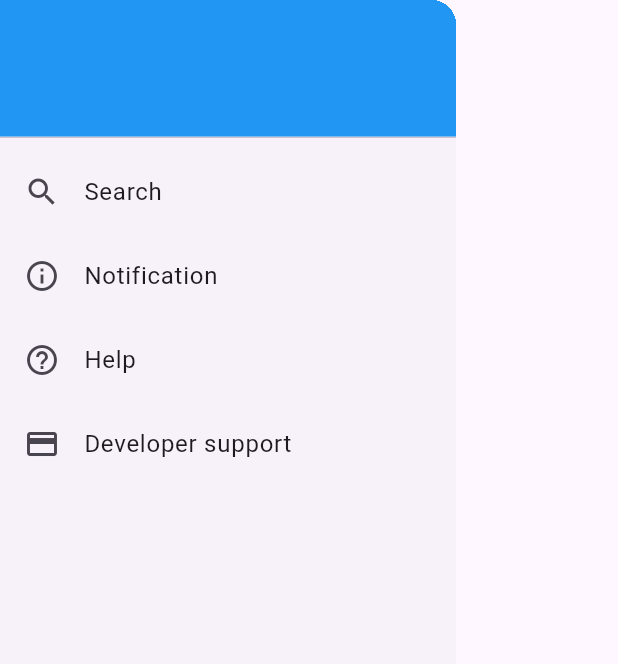
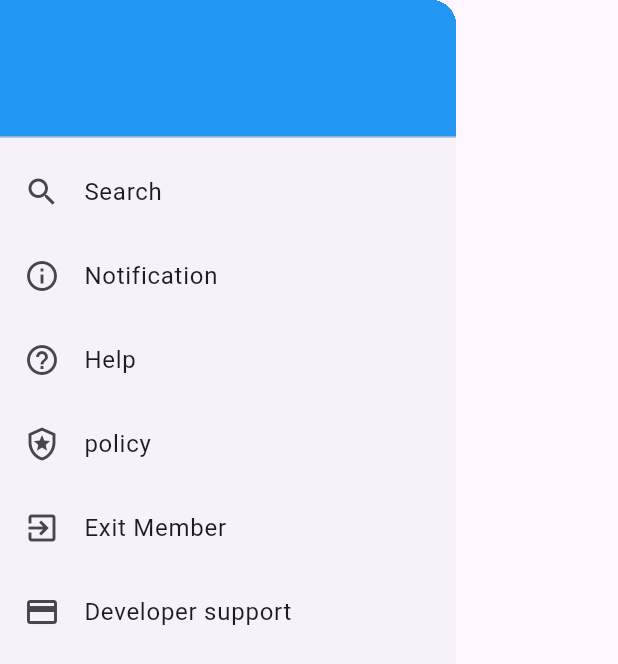
Before and after one commit to jhh78/bw_company, a Flutter app: the SideMenu widget shown alone on an empty page, opened directly, on a phone screen of 412 x 824 dp. Shown: the top 664 px of the screen. Run offline on Flutter 3.47's test engine with Material 3 defaults, Android fonts, the phone set to English and light mode, and no system bars; our stand-ins replace device_info_plus, flutter_dotenv, flutter_html, flutter_rating_bar, flutter_svg, flutter_typeahead and 9 more; accounts and stored records are empty; network calls fail.

Commit message:
이용규약 페이지 추가

```diff
--- a/lib/providers/language.dart
+++ b/lib/providers/language.dart
@@ -15,7 +15,9 @@ class Languages extends Translations {
           'purchaseSuccess': "결제가 완료되었습니다.",
           'naviMenu': "메뉴",
           'naviSearch': "검색",
-          'naviNotification': "알림",
+          'naviNotification': "공지사항",
+          'policy': "이용규약",
+          'exitMember': "회원탈퇴",
           'naviHelp': "도움말",
           'naviSupport': "개발자지원",
           'viewAD': "광고보기",
@@ -74,7 +76,9 @@ class Languages extends Translations {
           'purchaseSuccess': "支払いが完了しました。",
           'naviMenu': "メニュー",
           'naviSearch': "検索",
-          'naviNotification': "通知",
+          'naviNotification': "お知らせ",
+          'policy': "利用規約",
+          'exitMember': "会員退会",
           'naviHelp': "ヘルプ",
           'naviSupport': "開発者支援",
           'viewAD': "広告を見る",
@@ -134,6 +138,8 @@ class Languages extends Translations {
           'naviMenu': "Menu",
           'naviSearch': "Search",
           'naviNotification': "Notification",
+          'policy': "policy",
+          'exitMember': "Exit Member",
           'naviHelp': "Help",
           'naviSupport': "Developer support",
           'viewAD': "View AD",
--- a/lib/widgets/common/side_menu.dart
+++ b/lib/widgets/common/side_menu.dart
@@ -1,6 +1,8 @@
 import 'package:flutter/material.dart';
 import 'package:flutter_application_1/screens/help.dart';
 import 'package:flutter_application_1/screens/notice.dart';
+import 'package:flutter_application_1/screens/plicy_view.dart';
+import 'package:flutter_application_1/screens/policy.dart';
 import 'package:flutter_application_1/screens/search.dart';
 import 'package:flutter_application_1/screens/support.dart';
 import 'package:get/get.dart';
@@ -56,6 +58,26 @@ class SideMenu extends StatelessWidget {
             },
           ),
           ListTile(
+            leading: const Icon(Icons.local_police_outlined),
+            title: Text('policy'.tr),
+            onTap: () {
+              Get.to(
+                () => const PolicyViewScreen(),
+                transition: Transition.fade,
+              );
+            },
+          ),
+          ListTile(
+            leading: const Icon(Icons.exit_to_app_outlined),
+            title: Text('exitMember'.tr),
+            onTap: () {
+              Get.to(
+                () => const HelpScreen(),
+                transition: Transition.fade,
+              );
+            },
+          ),
+          ListTile(
             leading: const Icon(Icons.payment),
             title: Text('naviSupport'.tr),
             onTap: () {
```
Also changed, not shown: lib/main.dart (+6 -2 lines), lib/screens/plicy_view.dart (added, +81 -0 lines).
